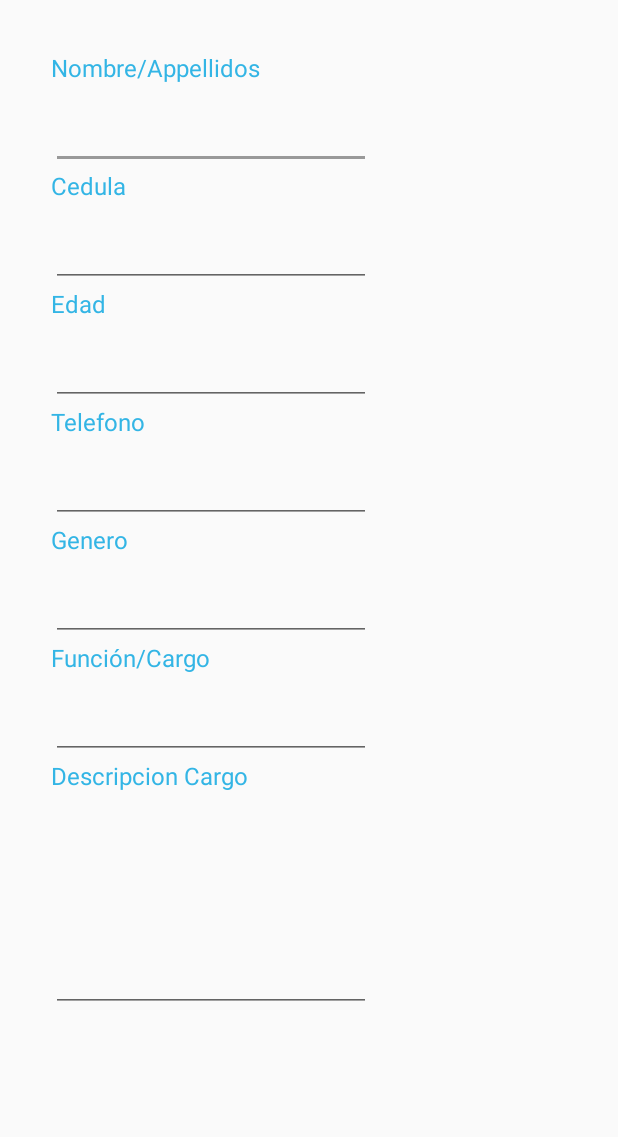
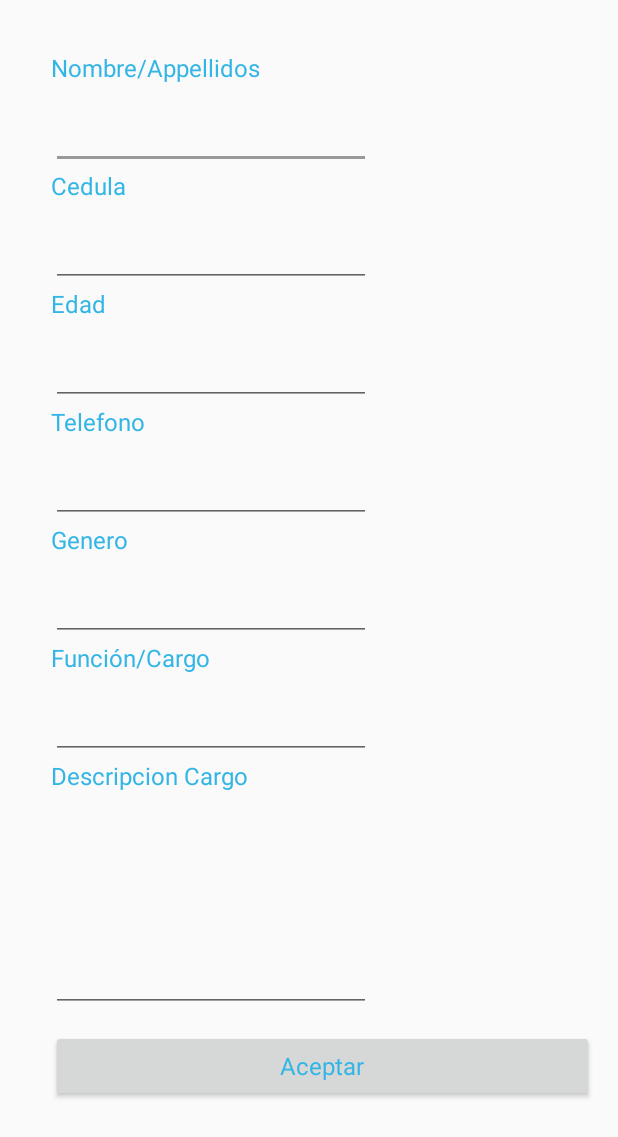
Before and after one commit to AndrzzOsorio/Wayapp, an Android app: the layout activity_encuesta.xml on its own in the app's theme, with its tools: preview values and no code run, on a phone screen of 412 x 824 dp. Shown: the top 1137 px of the screen. Run offline under Robolectric (Android 15) with nearby library versions, the phone set to English and light mode, and no system bars; network calls fail.

```diff
--- a/app/src/main/res/layout/activity_encuesta.xml
+++ b/app/src/main/res/layout/activity_encuesta.xml
@@ -55,13 +55,13 @@
     <EditText
         android:layout_width="wrap_content"
         android:layout_height="wrap_content"
-        android:inputType="textPersonName"
         android:ems="10"
         android:layout_marginTop="11dp"
         android:id="@+id/encCedula"
         android:layout_below="@+id/lblCedula"
         android:layout_alignLeft="@+id/lblCedula"
-        android:layout_alignStart="@+id/lblCedula" />
+        android:layout_alignStart="@+id/lblCedula"
+        android:inputType="number" />
 
     <TextView
         android:text="Edad"
@@ -78,13 +78,13 @@
     <EditText
         android:layout_width="wrap_content"
         android:layout_height="wrap_content"
-        android:inputType="textPersonName"
         android:ems="10"
         android:layout_marginTop="11dp"
         android:id="@+id/encEdad"
         android:layout_below="@+id/lblEdad"
         android:layout_alignLeft="@+id/lblEdad"
-        android:layout_alignStart="@+id/lblEdad" />
+        android:layout_alignStart="@+id/lblEdad"
+        android:inputType="number" />
 
     <TextView
         android:text="Telefono"
@@ -101,13 +101,13 @@
     <EditText
         android:layout_width="wrap_content"
         android:layout_height="wrap_content"
-        android:inputType="textPersonName"
         android:ems="10"
         android:layout_marginTop="11dp"
         android:id="@+id/encTelefono"
         android:layout_below="@+id/lblTelefono"
         android:layout_alignLeft="@+id/lblTelefono"
-        android:layout_alignStart="@+id/lblTelefono" />
+        android:layout_alignStart="@+id/lblTelefono"
+        android:inputType="number" />
 
     <TextView
         android:text="Genero"
@@ -183,6 +183,21 @@
         android:layout_alignStart="@+id/lblDescripcion"
         android:layout_height="200px" />
 
+        <Button
+            android:text="Aceptar"
+            android:id="@+id/btnEncuesta"
+            android:layout_width="wrap_content"
+            android:layout_height="wrap_content"
+            android:textAppearance="@style/TextAppearance.AppCompat.Subhead"
+            android:textSize="16sp"
+            android:textColor="@android:color/holo_blue_light"
+            android:layout_below="@+id/encDescripcion"
+            android:layout_alignParentRight="true"
+            android:layout_alignParentEnd="true"
+            android:layout_marginTop="12dp"
+            android:layout_alignLeft="@+id/encDescripcion"
+            android:layout_alignStart="@+id/encDescripcion" />
+
     </RelativeLayout>
 
 
```
Also changed, not shown: app/src/main/java/com/proyecto/integrador/wayapp/NavigationActivity.java (+52 -7 lines), app/src/main/java/com/proyecto/integrador/wayapp/encuesta.java (+87 -0 lines).
